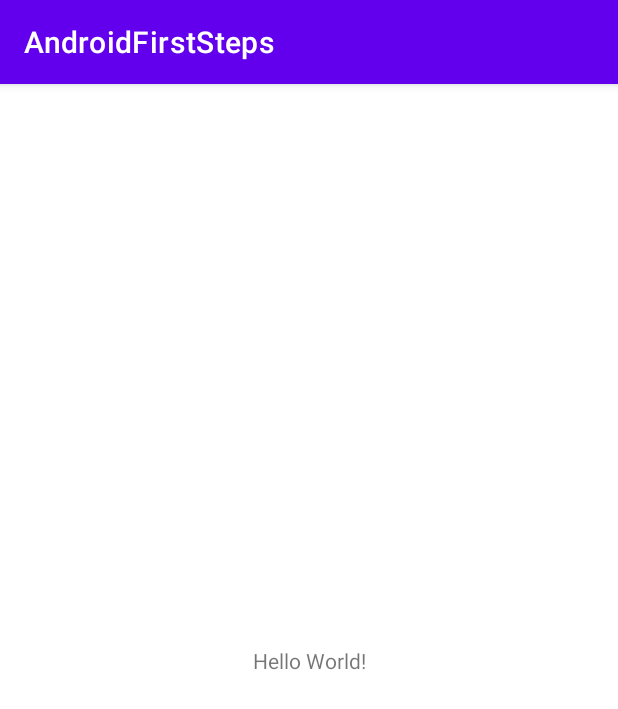
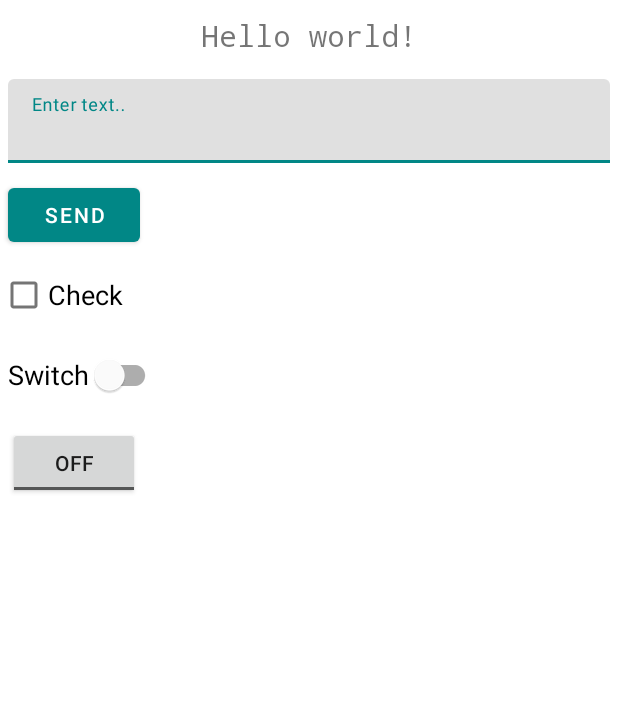
Before and after one commit to ElenaGaricheva/AndroidFirstSteps, an Android app: the screen it shows after launch (MainActivity), on a phone screen of 412 x 824 dp. Shown: the top 709 px of the screen. Run offline under Robolectric (Android 15) with nearby library versions, the phone set to English and light mode, and no system bars.

Commit message:
Lesson1.Task1

```diff
--- a/app/build.gradle
+++ b/app/build.gradle
@@ -30,10 +30,10 @@ android {
 
 dependencies {
 
-    implementation 'androidx.appcompat:appcompat:1.1.0'
-    implementation 'com.google.android.material:material:1.1.0'
-    implementation 'androidx.constraintlayout:constraintlayout:1.1.3'
-    testImplementation 'junit:junit:4.+'
-    androidTestImplementation 'androidx.test.ext:junit:1.1.1'
-    androidTestImplementation 'androidx.test.espresso:espresso-core:3.2.0'
+    implementation 'androidx.appcompat:appcompat:1.3.0'
+    implementation 'com.google.android.material:material:1.4.0'
+    implementation 'androidx.constraintlayout:constraintlayout:2.0.4'
+    testImplementation 'junit:junit:4.13.2'
+    androidTestImplementation 'androidx.test.ext:junit:1.1.3'
+    androidTestImplementation 'androidx.test.espresso:espresso-core:3.4.0'
 }
--- a/app/src/main/java/com/example/androidfirststeps/MainActivity.java
+++ b/app/src/main/java/com/example/androidfirststeps/MainActivity.java
@@ -3,12 +3,22 @@ package com.example.androidfirststeps;
 import androidx.appcompat.app.AppCompatActivity;
 
 import android.os.Bundle;
+import android.view.View;
 
 public class MainActivity extends AppCompatActivity {
 
     @Override
     protected void onCreate(Bundle savedInstanceState) {
         super.onCreate(savedInstanceState);
-        setContentView(R.layout.activity_main);
+        setContentView(R.layout.activity_test_activity);
+    }
+
+    public void onToggleClicked(View view) {
+    }
+
+    public void onCheckboxClicked(View view) {
+    }
+
+    public void sendMessage(View view) {
     }
 }
--- /dev/null
+++ b/app/src/main/res/layout/activity_test_activity.xml
@@ -0,0 +1,71 @@
+<?xml version="1.0" encoding="utf-8"?>
+<LinearLayout xmlns:android="http://schemas.android.com/apk/res/android"
+    xmlns:tools="http://schemas.android.com/tools"
+    android:layout_width="match_parent"
+    android:layout_height="wrap_content"
+    android:orientation="vertical"
+    android:weightSum="6">
+
+    <com.google.android.material.textview.MaterialTextView
+        android:layout_width="match_parent"
+        android:layout_height="wrap_content"
+        android:layout_margin="10dp"
+        android:layout_weight="1"
+        android:fontFamily="monospace"
+        android:gravity="center_horizontal"
+        android:text="@string/text_view"
+        android:textAlignment="center"
+        android:textSize="20sp" />
+
+    <com.google.android.material.textfield.TextInputLayout
+        android:layout_width="match_parent"
+        android:layout_height="wrap_content"
+        android:layout_weight="1"
+        android:hint="@string/edit_text_hint">
+
+        <com.google.android.material.textfield.TextInputEditText
+            android:layout_width="match_parent"
+            android:layout_height="wrap_content"
+            android:layout_margin="5dp"
+            android:layout_weight="1"
+            android:ems="10"
+            android:inputType="text"
+            android:maxLines="1" />
+    </com.google.android.material.textfield.TextInputLayout>
+
+    <com.google.android.material.button.MaterialButton
+        android:layout_width="wrap_content"
+        android:layout_height="wrap_content"
+        android:layout_margin="5dp"
+        android:layout_weight="1"
+        android:onClick="sendMessage"
+        android:text="@string/send_button" />
+
+    <com.google.android.material.checkbox.MaterialCheckBox
+        android:id="@+id/enabled"
+        android:layout_width="wrap_content"
+        android:layout_height="wrap_content"
+        android:layout_weight="1"
+        android:onClick="onCheckboxClicked"
+        android:text="@string/checkbox_text"
+        android:textSize="18sp" />
+
+    <com.google.android.material.switchmaterial.SwitchMaterial
+        android:id="@+id/switch1"
+        android:layout_width="wrap_content"
+        android:layout_height="wrap_content"
+        android:layout_margin="5dp"
+        android:layout_weight="1"
+        android:text="@string/switch_button"
+        android:textSize="18sp" />
+
+    <ToggleButton
+        android:id="@+id/button1"
+        android:buttonTint="@color/purple_200"
+        android:layout_width="wrap_content"
+        android:layout_height="wrap_content"
+        android:layout_margin="5dp"
+        android:textOff="@string/toggle_off"
+        android:textOn="@string/toggle_on" />
+
+</LinearLayout>
--- a/app/src/main/res/values/strings.xml
+++ b/app/src/main/res/values/strings.xml
@@ -1,3 +1,11 @@
 <resources>
     <string name="app_name">AndroidFirstSteps</string>
+    <string name="text_view">Hello world!</string>
+    <string name="edit_text_hint">Enter text..</string>
+    <string name="send_button">Send</string>
+    <string name="toggle_button">Toggle</string>
+    <string name="switch_button">Switch</string>
+    <string name="checkbox_text">Check</string>
+    <string name="toggle_off">OFF</string>
+    <string name="toggle_on">ON</string>
 </resources>
--- a/app/src/main/res/values/themes.xml
+++ b/app/src/main/res/values/themes.xml
@@ -1,9 +1,9 @@
 <resources xmlns:tools="http://schemas.android.com/tools">
     <!-- Base application theme. -->
-    <style name="Theme.AndroidFirstSteps" parent="Theme.MaterialComponents.DayNight.DarkActionBar">
+    <style name="Theme.AndroidFirstSteps" parent="Theme.MaterialComponents.Light.NoActionBar">
         <!-- Primary brand color. -->
-        <item name="colorPrimary">@color/purple_500</item>
-        <item name="colorPrimaryVariant">@color/purple_700</item>
+        <item name="colorPrimary">@color/teal_700</item>
+        <item name="colorPrimaryVariant">@color/teal_700</item>
         <item name="colorOnPrimary">@color/white</item>
         <!-- Secondary brand color. -->
         <item name="colorSecondary">@color/teal_200</item>
```
